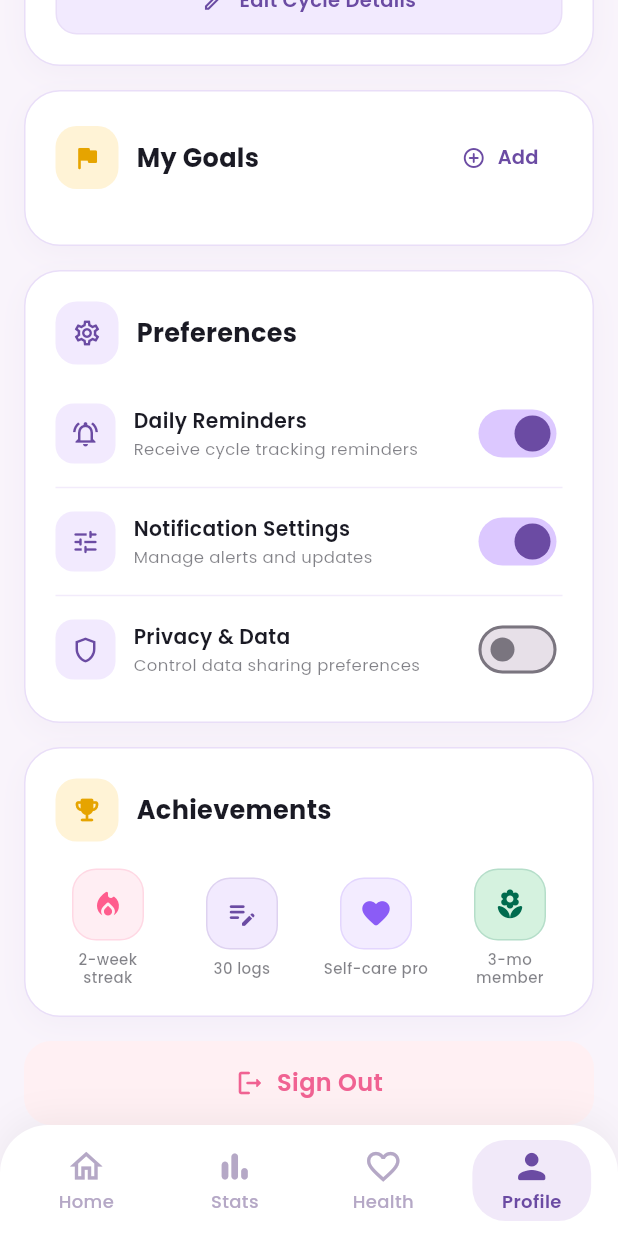
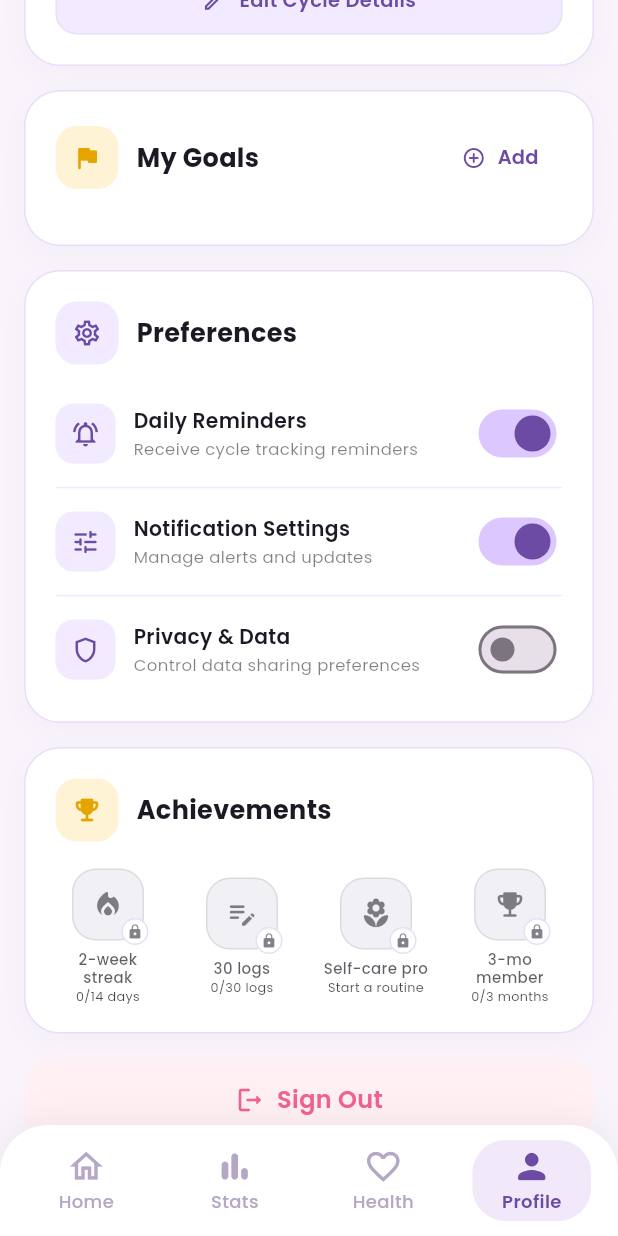
Before and after one commit to mehernigar17/Shongi, a Flutter app: the MainScreen screen opened by its route, item 4 of the bottom bar chosen, scrolled down 576 dp, on a phone screen of 412 x 824 dp. Run offline on Flutter 3.47's test engine with Material 3 defaults, Android fonts, the phone set to English and light mode, and no system bars; our stand-ins replace cloud_firestore, firebase_auth, firebase_core, fl_chart, google_fonts, youtube_player_flutter; accounts and stored records are empty.

Commit message:
real data for stats, report suggestions, profile progress and tab refresh

```diff
--- a/lib/app/app_shell_view.dart
+++ b/lib/app/app_shell_view.dart
@@ -17,6 +17,8 @@ class MainScreen extends StatefulWidget {
 class _MainScreenState extends State<MainScreen> {
   int _selectedIndex = 0;
   final GlobalKey<HomeScreenState> _homeKey = GlobalKey<HomeScreenState>();
+  final GlobalKey<StatisticsScreenState> _statsKey = GlobalKey<StatisticsScreenState>();
+  final GlobalKey<ProfileScreenState> _profileKey = GlobalKey<ProfileScreenState>();
 
   late final List<Widget> _pages;
 
@@ -26,18 +28,23 @@ class _MainScreenState extends State<MainScreen> {
     final deps = widget.dependencies;
     _pages = [
       HomeScreen(key: _homeKey, dependencies: deps),
-      StatisticsScreen(dependencies: deps),
+      StatisticsScreen(key: _statsKey, dependencies: deps),
       HealthScreen(dependencies: deps),
-      ProfileScreen(dependencies: deps),
+      ProfileScreen(key: _profileKey, dependencies: deps),
     ];
   }
 
   void _onItemSelected(int index) {
     setState(() => _selectedIndex = index);
-    // Refresh the home screen with fresh Firestore data whenever the
-    // user navigates back to it (e.g. after logging a period).
-    if (index == 0) {
-      _homeKey.currentState?.reload();
+    // Refresh each screen with fresh Firestore data whenever the user
+    // navigates back to it (e.g. after logging a period or a daily log).
+    switch (index) {
+      case 0:
+        _homeKey.currentState?.reload();
+      case 1:
+        _statsKey.currentState?.reload();
+      case 3:
+        _profileKey.currentState?.reload();
     }
   }
 
--- a/lib/features/dashboard/data/firestore_dashboard_repository.dart
+++ b/lib/features/dashboard/data/firestore_dashboard_repository.dart
@@ -35,6 +35,10 @@ class FirestoreDashboardRepository implements DashboardRepository {
         ? UserProfile.fromMap(profileData)
         : null;
 
+    // The user's own cycle-length setting (set in onboarding/profile)
+    // is used as the fallback until 2+ periods are logged.
+    final profileAvgCycle = (profileData?['avgCycleLength'] as num?)?.toInt();
+
     final periodsSnap = await userRef.collection('periods').get();
     final periods = periodsSnap.docs
         .map((d) => PeriodEntry.fromMap(d.id, d.data()))
@@ -49,6 +53,7 @@ class FirestoreDashboardRepository implements DashboardRepository {
       profile: profile,
       periods: periods,
       logs: logs,
+      profileAvgCycleLength: profileAvgCycle,
     );
   }
 }
--- a/lib/features/dashboard/views/dashboard_view.dart
+++ b/lib/features/dashboard/views/dashboard_view.dart
@@ -133,6 +133,7 @@ class HomeScreenState extends State<HomeScreen> {
                         PeriodTrackerCard(
                           nextPeriodDate: data.nextPeriodDate,
                           avgCycleLength: data.avgCycleLength,
+                          avgPeriodDuration: data.avgPeriodDuration,
                           lastPeriodStart: data.lastPeriodStart,
                           onLogPeriod: _openPeriodLogSheet,
                           onViewCalendar: _showPeriodHistory,
--- a/lib/features/dashboard/views/widgets/period_tracker_card.dart
+++ b/lib/features/dashboard/views/widgets/period_tracker_card.dart
@@ -5,6 +5,7 @@ import 'package:shongi/core/theme/app_colors.dart';
 class PeriodTrackerCard extends StatelessWidget {
   final DateTime? nextPeriodDate;
   final int avgCycleLength;
+  final int avgPeriodDuration;
   final DateTime? lastPeriodStart;
   final VoidCallback? onLogPeriod;
   final VoidCallback? onViewCalendar;
@@ -13,6 +14,7 @@ class PeriodTrackerCard extends StatelessWidget {
     super.key,
     this.nextPeriodDate,
     this.avgCycleLength = 28,
+    this.avgPeriodDuration = 5,
     this.lastPeriodStart,
     this.onLogPeriod,
     this.onViewCalendar,
@@ -34,7 +36,7 @@ class PeriodTrackerCard extends StatelessWidget {
         : DateTime.now().subtract(const Duration(days: 3));
     final days = List.generate(7, (i) => stripStart.add(Duration(days: i)));
 
-    final expectedDuration = lastPeriodStart != null ? 5 : 5;
+    final expectedDuration = avgPeriodDuration > 0 ? avgPeriodDuration : 5;
 
     return Container(
       width: double.infinity,
--- a/lib/features/profile/viewmodels/profile_view_model.dart
+++ b/lib/features/profile/viewmodels/profile_view_model.dart
@@ -1,15 +1,42 @@
+import 'package:cloud_firestore/cloud_firestore.dart';
 import 'package:flutter/foundation.dart';
+import 'package:flutter/material.dart';
+import 'package:shongi/core/theme/app_colors.dart';
+import '../../logs/data/firestore_log_repository.dart';
+import '../../logs/models/daily_log.dart';
+import '../../logs/repositories/log_repository.dart';
 import '../../onboarding/models/user_profile.dart';
 import '../../onboarding/repositories/profile_repository.dart';
 import '../repositories/user_settings_repository.dart';
 
+/// A single achievement badge with its real unlock state.
+class AchievementStatus {
+  final String title;
+  final IconData icon;
+  final Color iconColor;
+  final Color bgColor;
+  final bool unlocked;
+  final String? progress;
+
+  const AchievementStatus({
+    required this.title,
+    required this.icon,
+    required this.iconColor,
+    required this.bgColor,
+    required this.unlocked,
+    this.progress,
+  });
+}
+
 class ProfileViewModel extends ChangeNotifier {
-  ProfileViewModel(this._repository, this._settingsRepository) {
+  ProfileViewModel(this._repository, this._settingsRepository, {LogRepository? logRepository})
+      : _logRepository = logRepository ?? FirestoreLogRepository() {
     load();
   }
 
   final ProfileRepository _repository;
   final UserSettingsRepository _settingsRepository;
+  final LogRepository _logRepository;
 
   UserProfile? _profile;
   bool _isLoading = false;
@@ -24,20 +51,38 @@ class ProfileViewModel extends ChangeNotifier {
   String _pcosDiagnosis = 'Not set';
   List<String> _goals = const [];
 
+  List<DailyLog> _logs = const [];
+  DateTime? _memberSince;
+  String _activeSkincareRoutine = '';
+  String _activeHaircareRoutine = '';
+
   UserProfile? get profile => _profile;
   bool get isLoading => _isLoading;
 
   String get name => (_profile?.name.isNotEmpty == true) ? _profile!.name : _fallbackName;
-  String get memberSubtitle => 'Member since 2024';
+  String get memberSubtitle {
+    if (_memberSince == null) return 'Member';
+    const months = [
+      'January', 'February', 'March', 'April', 'May', 'June',
+      'July', 'August', 'September', 'October', 'November', 'December',
+    ];
+    return 'Member since ${months[_memberSince!.month - 1]} ${_memberSince!.year}';
+  }
+
   String get avgCycleLength => _avgCycleLength;
   String get lastPeriod => _lastPeriod;
   String get cycleType => _profile?.cycleType ?? 'Regular';
   String get pcosDiagnosis => _pcosDiagnosis;
   List<String> get goals => List.unmodifiable(_goals);
 
-  String get streakDays => '14d';
-  String get totalLogs => '86';
-  String get userLevel => 'Silver';
+  // ── Real progress (no mocks) ────────────────────────────────────
+  int get streakDays => _computeStreak(_logs);
+  int get totalLogs => _logs.length;
+  String get streakLabel => '${streakDays}d';
+  String get totalLogsLabel => '$totalLogs';
+  String get userLevel => _levelFor(totalLogs);
+
+  List<AchievementStatus> get achievements => _buildAchievements();
 
   bool get dailyReminders => _dailyReminders;
   bool get notificationsEnabled => _notificationsEnabled;
@@ -47,17 +92,21 @@ class ProfileViewModel extends ChangeNotifier {
     _isLoading = true;
     notifyListeners();
     try {
-      _profile = await _repository.load();
-      final settings = await _settingsRepository.loadSettings();
+      final results = await Future.wait([
+        _repository.load(),
+        _settingsRepository.loadSettings(),
+        _logRepository.loadLogs(),
+      ]);
+      _profile = results[0] as UserProfile?;
+      final settings = results[1] as Map<String, dynamic>;
+      _logs = results[2] as List<DailyLog>;
 
       final avg = settings['avgCycleLength'];
       if (avg is num && avg > 0) _avgCycleLength = '${avg.toInt()} Days';
 
       final lastPeriod = settings['lastPeriodStart'];
       if (lastPeriod != null) {
-        final dt = lastPeriod is DateTime
-            ? lastPeriod
-            : DateTime.tryParse(lastPeriod.toString());
+        final dt = _toDateTime(lastPeriod);
         if (dt != null) _lastPeriod = _formatDate(dt);
       }
 
@@ -77,6 +126,10 @@ class ProfileViewModel extends ChangeNotifier {
       if (notifications is bool) _notificationsEnabled = notifications;
       final privacy = settings['privacyEnabled'];
       if (privacy is bool) _privacyEnabled = privacy;
+
+      _memberSince = _toDateTime(settings['createdAt']);
+      _activeSkincareRoutine = settings['activeSkincareRoutine'] as String? ?? '';
+      _activeHaircareRoutine = settings['activeHaircareRoutine'] as String? ?? '';
     } finally {
       _isLoading = false;
       notifyListeners();
@@ -225,7 +278,88 @@ class ProfileViewModel extends ChangeNotifier {
     }
   }
 
-  // ─────────────────────── HELPERS ───────────────────────
+  // ─────────────────────── REAL PROGRESS HELPERS ───────────────────────
+
+  /// Consecutive days with a log, counting back from today
+  /// (or yesterday if today isn't logged yet).
+  static int _computeStreak(List<DailyLog> logs) {
+    if (logs.isEmpty) return 0;
+    final dates = logs
+        .map((l) => DateTime(l.date.year, l.date.month, l.date.day))
+        .toSet();
+    var day = DateTime.now();
+    var current = DateTime(day.year, day.month, day.day);
+    if (!dates.contains(current)) {
+      current = current.subtract(const Duration(days: 1));
+    }
+    var streak = 0;
+    while (dates.contains(current)) {
+      streak++;
+      current = current.subtract(const Duration(days: 1));
+    }
+    return streak;
+  }
+
+  static String _levelFor(int logs) {
+    if (logs >= 60) return 'Platinum';
+    if (logs >= 30) return 'Gold';
+    if (logs >= 10) return 'Silver';
+    if (logs >= 1) return 'Bronze';
+    return 'New';
+  }
+
+  List<AchievementStatus> _buildAchievements() {
+    final streak = streakDays;
+    final logs = totalLogs;
+    final hasRoutine = _activeSkincareRoutine.isNotEmpty || _activeHaircareRoutine.isNotEmpty;
+    final memberMonths = _memberSince == null
+        ? 0
+        : DateTime.now().difference(_memberSince!).inDays ~/ 30;
+
+    return [
+      AchievementStatus(
+        title: '2-week streak',
+        icon: Icons.local_fire_department_rounded,
+        iconColor: pinkAccent,
+        bgColor: pinkBackground,
+        unlocked: streak >= 14,
+        progress: streak >= 14 ? null : '$streak/14 days',
+      ),
+      AchievementStatus(
+        title: '30 logs',
+        icon: Icons.edit_note_rounded,
+        iconColor: accentColor,
+        bgColor: chipBackground,
+        unlocked: logs >= 30,
+        progress: logs >= 30 ? null : '$logs/30 logs',
+      ),
+      AchievementStatus(
+        title: 'Self-care pro',
+        icon: Icons.local_florist_rounded,
+        iconColor: greenAccent,
+        bgColor: greenBackground,
+        unlocked: hasRoutine,
+        progress: hasRoutine ? null : 'Start a routine',
+      ),
+      AchievementStatus(
+        title: '3-mo member',
+        icon: Icons.emoji_events_rounded,
+        iconColor: amberAccent,
+        bgColor: amberBackground,
+        unlocked: memberMonths >= 3,
+        progress: memberMonths >= 3 ? null : '$memberMonths/3 months',
+      ),
+    ];
+  }
+
+  // ─────────────────────── DATE HELPERS ───────────────────────
+
+  static DateTime? _toDateTime(dynamic value) {
+    if (value == null) return null;
+    if (value is DateTime) return value;
+    if (value is Timestamp) return value.toDate();
+    return DateTime.tryParse(value.toString());
+  }
 
   static DateTime? _parseFlexibleDate(String input) {
     // Try ISO first, then "April 2, 2026" style.
--- a/lib/features/profile/views/profile_view.dart
+++ b/lib/features/profile/views/profile_view.dart
@@ -21,12 +21,18 @@ class ProfileScreen extends StatefulWidget {
   const ProfileScreen({super.key, this.viewModel, this.dependencies});
 
   @override
-  State<ProfileScreen> createState() => _ProfileScreenState();
+  State<ProfileScreen> createState() => ProfileScreenState();
 }
 
-class _ProfileScreenState extends State<ProfileScreen> {
+class ProfileScreenState extends State<ProfileScreen> {
   late final ProfileViewModel _vm;
   bool _ownsViewModel = false;
+
+  /// Re-fetches profile + settings + logs so streak, level and
+  /// achievements reflect the latest activity.
+  void reload() {
+    _vm.load();
+  }
 
   @override
   void initState() {
@@ -37,6 +43,7 @@ class _ProfileScreenState extends State<ProfileScreen> {
       _vm = ProfileViewModel(
         widget.dependencies!.profileRepository,
         widget.dependencies!.userSettingsRepository,
+        logRepository: widget.dependencies!.logRepository,
       );
       _ownsViewModel = true;
     } else {
@@ -457,8 +464,8 @@ class _ProfileScreenState extends State<ProfileScreen> {
                     ),
                     const SizedBox(height: 16),
                     ProfileStats(
-                      streak: _vm.streakDays,
-                      logs: _vm.totalLogs,
+                      streak: _vm.streakLabel,
+                      logs: _vm.totalLogsLabel,
                       level: _vm.userLevel,
                       onStreakTap: () => _showSnackBar('Streak details coming soon!'),
                       onLogsTap: () => _showSnackBar('Log history coming soon!'),
@@ -519,6 +526,7 @@ class _ProfileScreenState extends State<ProfileScreen> {
                     ),
                     const SizedBox(height: 16),
                     AchievementsCard(
+                      achievements: _vm.achievements,
                       onBadgeTap: (title) {
                         _showSnackBar('Achievement: $title');
                       },
--- a/lib/features/profile/views/widgets/profile_achievements.dart
+++ b/lib/features/profile/views/widgets/profile_achievements.dart
@@ -1,11 +1,17 @@
 import 'package:flutter/material.dart';
 import 'package:google_fonts/google_fonts.dart';
 import 'package:shongi/core/theme/app_colors.dart';
+import 'package:shongi/features/profile/viewmodels/profile_view_model.dart';
 
 class AchievementsCard extends StatelessWidget {
+  final List<AchievementStatus> achievements;
   final ValueChanged<String>? onBadgeTap;
 
-  const AchievementsCard({super.key, this.onBadgeTap});
+  const AchievementsCard({
+    super.key,
+    this.achievements = const [],
+    this.onBadgeTap,
+  });
 
   @override
   Widget build(BuildContext context) {
@@ -56,33 +62,17 @@ class AchievementsCard extends StatelessWidget {
           Row(
             mainAxisAlignment: MainAxisAlignment.spaceBetween,
             children: [
+              for (final a in achievements)
                 AchievementBadge(
-                icon: Icons.local_fire_department_rounded,
-                iconColor: pinkAccent,
-                bgColor: pinkBackground,
-                title: "2-week streak",
-                onTap: onBadgeTap != null ? () => onBadgeTap!("2-week streak") : null,
-              ),
-              AchievementBadge(
-                icon: Icons.edit_note_rounded,
-                iconColor: accentColor,
-                bgColor: chipBackground,
-                title: "30 logs",
-                onTap: onBadgeTap != null ? () => onBadgeTap!("30 logs") : null,
-              ),
-              AchievementBadge(
-                icon: Icons.favorite_rounded,
-                iconColor: const Color(0xFF8B5CF6),
-                bgColor: const Color(0xFFF3ECFF),
-                title: "Self-care pro",
-                onTap: onBadgeTap != null ? () => onBadgeTap!("Self-care pro") : null,
-              ),
-              AchievementBadge(
-                icon: Icons.local_florist_rounded,
-                iconColor: greenAccent,
-                bgColor: greenBackground,
-                title: "3-mo member",
-                onTap: onBadgeTap != null ? () => onBadgeTap!("3-mo member") : null,
+                  icon: a.icon,
+                  iconColor: a.iconColor,
+                  bgColor: a.bgColor,
+                  title: a.title,
+                  unlocked: a.unlocked,
+                  progress: a.progress,
+                  onTap: a.unlocked && onBadgeTap != null
+                      ? () => onBadgeTap!(a.title)
+                      : null,
                 ),
             ],
           ),
@@ -97,6 +87,8 @@ class AchievementBadge extends StatelessWidget {
   final Color iconColor;
   final Color bgColor;
   final String title;
+  final bool unlocked;
+  final String? progress;
   final VoidCallback? onTap;
 
   const AchievementBadge({
@@ -105,31 +97,61 @@ class AchievementBadge extends StatelessWidget {
     required this.iconColor,
     required this.bgColor,
     required this.title,
+    this.unlocked = true,
+    this.progress,
     this.onTap,
   });
 
   @override
   Widget build(BuildContext context) {
+    final effectiveColor = unlocked ? iconColor : textSecondary;
+    final effectiveBg = unlocked ? bgColor : const Color(0xFFF1F0F4);
     return GestureDetector(
       onTap: onTap,
       child: SizedBox(
         width: 70,
         child: Column(
           children: [
+            Stack(
+              clipBehavior: Clip.none,
+              children: [
                 AnimatedContainer(
                   duration: const Duration(milliseconds: 200),
                   height: 48,
                   width: 48,
                   decoration: BoxDecoration(
-                color: bgColor,
+                    color: effectiveBg,
                     borderRadius: BorderRadius.circular(16),
-                border: Border.all(color: iconColor.withValues(alpha: 0.15)),
+                    border: Border.all(
+                      color: effectiveColor.withValues(alpha: unlocked ? 0.15 : 0.1),
+                    ),
                   ),
                   child: Icon(
                     icon,
-                color: iconColor,
+                    color: effectiveColor,
                     size: 22,
                   ),
+                ),
+                if (!unlocked)
+                  Positioned(
+                    right: -3,
+                    bottom: -3,
+                    child: Container(
+                      height: 18,
+                      width: 18,
+                      decoration: BoxDecoration(
+                        color: Colors.white,
+                        shape: BoxShape.circle,
+                        border: Border.all(color: cardBorderColor),
+                      ),
+                      child: Icon(
+                        Icons.lock_rounded,
+                        size: 11,
+                        color: textSecondary,
+                      ),
+                    ),
+                  ),
+              ],
             ),
             const SizedBox(height: 6),
             Text(
@@ -137,11 +159,24 @@ class AchievementBadge extends StatelessWidget {
               textAlign: TextAlign.center,
               style: GoogleFonts.poppins(
                 fontSize: 10,
-                color: textSecondary,
+                color: unlocked ? textSecondary : textSecondary.withValues(alpha: 0.7),
                 fontWeight: FontWeight.w500,
                 height: 1.2,
               ),
             ),
+            if (progress != null && !unlocked) ...[
+              const SizedBox(height: 2),
+              Text(
+                progress!,
+                textAlign: TextAlign.center,
+                style: GoogleFonts.poppins(
+                  fontSize: 8.5,
+                  color: textSecondary.withValues(alpha: 0.8),
+                  fontWeight: FontWeight.w400,
+                  height: 1.1,
+                ),
+              ),
+            ],
           ],
         ),
       ),
--- a/lib/features/profile/views/widgets/profile_head.dart
+++ b/lib/features/profile/views/widgets/profile_head.dart
@@ -9,8 +9,8 @@ class ProfileHeader extends StatelessWidget {
 
   const ProfileHeader({
     super.key,
-    this.name = "Aria",
-    this.subtitle = "Member since 2024",
+    this.name = "Your Name",
+    this.subtitle = "Member",
     this.onEdit,
   });
 
--- a/lib/features/profile/views/widgets/profile_stats.dart
+++ b/lib/features/profile/views/widgets/profile_stats.dart
@@ -12,9 +12,9 @@ class ProfileStats extends StatelessWidget {
 
   const ProfileStats({
     super.key,
-    this.streak = "14d",
-    this.logs = "86",
-    this.level = "Silver",
+    this.streak = "0d",
+    this.logs = "0",
+    this.level = "New",
     this.onStreakTap,
     this.onLogsTap,
     this.onLevelTap,
--- a/lib/features/statistics/views/widgets/cycle_pattern_card.dart
+++ b/lib/features/statistics/views/widgets/cycle_pattern_card.dart
@@ -64,7 +64,7 @@ class CyclePatternsCard extends StatelessWidget {
                   ),
                   const SizedBox(height: 2),
                   Text(
-                    "Days per cycle",
+                    "Days per cycle · full history",
                     style: TextStyle(
                       color: textColor.withOpacity(0.5),
                       fontSize: 10.5,
@@ -86,8 +86,8 @@ class CyclePatternsCard extends StatelessWidget {
                   avg == null
                       ? "No data"
                       : _isRegular
-                          ? "− Regular"
-                          : "− Irregular",
+                          ? "− Regular · ${cycleDays.length} cycles"
+                          : "− Irregular · ${cycleDays.length} cycles",
                   style: const TextStyle(
                     color: Color(0xFFFF6B8A),
                     fontSize: 10.5,
```
Also changed, not shown: lib/features/dashboard/models/dashboard_data.dart (+14 -1 lines), lib/features/doctors/models/report_data.dart (+35 -1 lines), lib/features/doctors/views/widgets/report_preview.dart (+28 -0 lines), lib/features/logs/data/firestore_log_repository.dart (+6 -2 lines), lib/features/statistics/data/firestore_statistics_repository.dart (+19 -9 lines), lib/features/statistics/views/statistics_view.dart (+17 -2 lines). Lines whose indentation alone changed are shown as unchanged.
